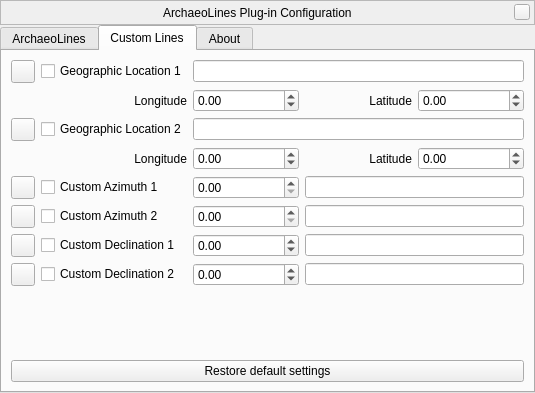
Qt form plugins/ArchaeoLines/src/gui/archaeoLinesDialog.ui (Stellarium/stellarium) before a commit.
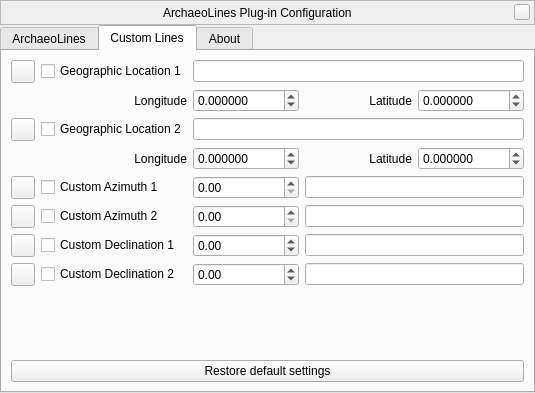
The same form after that commit. The open tabs and pages were chosen to show the change. Custom widgets are drawn as their Qt base class.

Commit message: archeolines: increase input accuracy

Diff of the .ui file:
```diff
--- a/plugins/ArchaeoLines/src/gui/archaeoLinesDialog.ui
+++ b/plugins/ArchaeoLines/src/gui/archaeoLinesDialog.ui
@@ -471,6 +471,9 @@
          </item>
          <item row="1" column="2">
           <widget class="QDoubleSpinBox" name="geographicLocation1LongitudeDoubleSpinBox">
+           <property name="decimals">
+            <number>6</number>
+           </property>
            <property name="minimum">
             <double>-180.000000000000000</double>
            </property>
@@ -494,6 +497,9 @@
          </item>
          <item row="1" column="4">
           <widget class="QDoubleSpinBox" name="geographicLocation1LatitudeDoubleSpinBox">
+           <property name="decimals">
+            <number>6</number>
+           </property>
            <property name="minimum">
             <double>-90.000000000000000</double>
            </property>
@@ -538,6 +544,9 @@
          </item>
          <item row="3" column="2">
           <widget class="QDoubleSpinBox" name="geographicLocation2LongitudeDoubleSpinBox">
+           <property name="decimals">
+            <number>6</number>
+           </property>
            <property name="minimum">
             <double>-180.000000000000000</double>
            </property>
@@ -561,6 +570,9 @@
          </item>
          <item row="3" column="4">
           <widget class="QDoubleSpinBox" name="geographicLocation2LatitudeDoubleSpinBox">
+           <property name="decimals">
+            <number>6</number>
+           </property>
            <property name="minimum">
             <double>-90.000000000000000</double>
            </property>
```
The commit also changes 2 other files.
